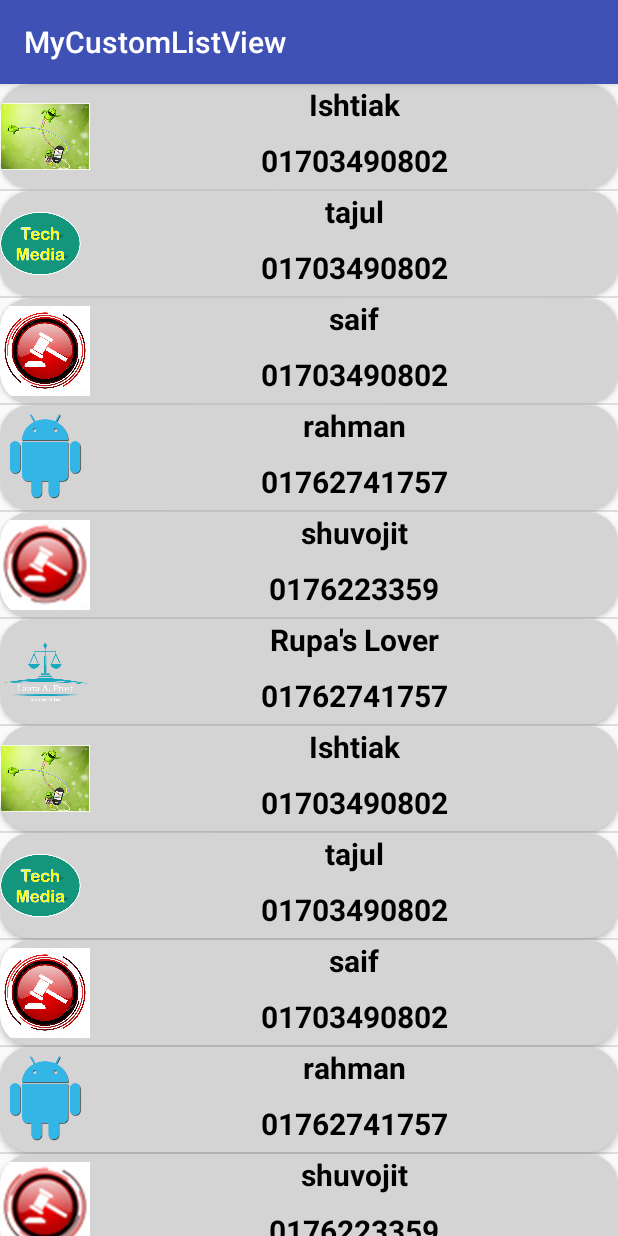
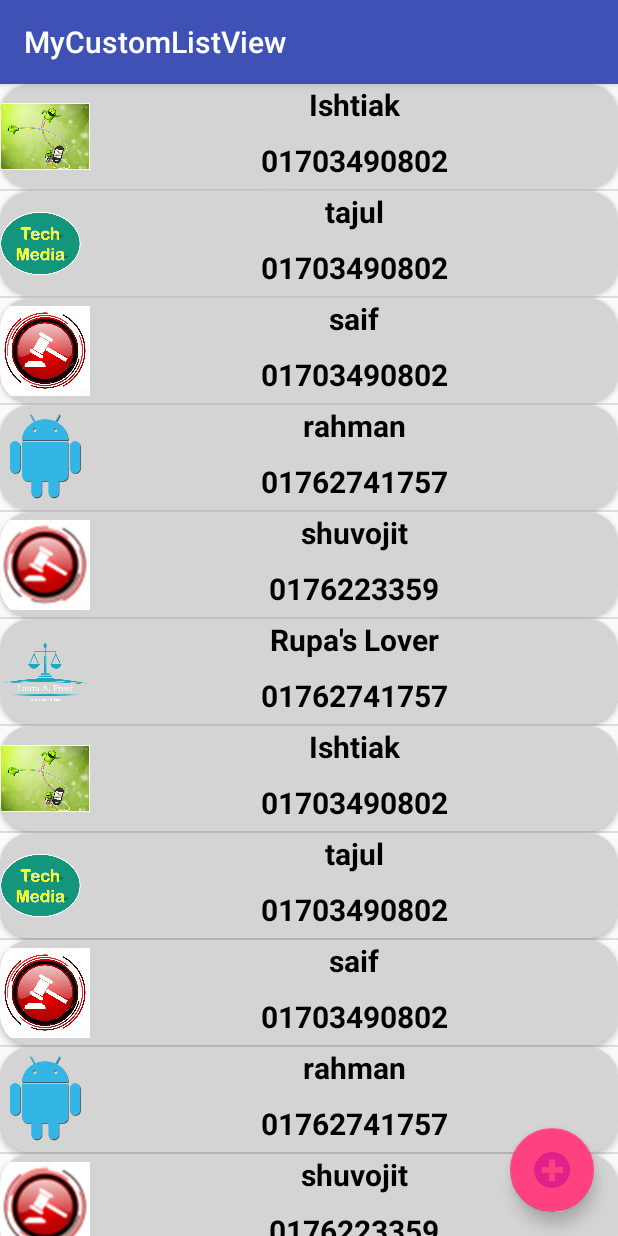
Before and after one commit to Ishtiakur/MyCustomListView, an Android app: the screen it shows after launch (MainActivity), on a phone screen of 412 x 824 dp. Run offline under Robolectric (Android 15) with nearby library versions, the phone set to English and light mode, and no system bars.

Commit message:
this update for floating action button

```diff
--- a/app/src/main/java/com/example/ishtiak/mycustomlistview/MainActivity.java
+++ b/app/src/main/java/com/example/ishtiak/mycustomlistview/MainActivity.java
@@ -3,9 +3,12 @@ package com.example.ishtiak.mycustomlistview;
 import android.content.Context;
 import android.content.DialogInterface;
 import android.content.Intent;
+import android.support.design.widget.FloatingActionButton;
+import android.support.design.widget.Snackbar;
 import android.support.v7.app.AlertDialog;
 import android.support.v7.app.AppCompatActivity;
 import android.os.Bundle;
+import android.support.v7.widget.Toolbar;
 import android.view.View;
 import android.widget.AdapterView;
 import android.widget.ArrayAdapter;
@@ -43,6 +46,17 @@ public class MainActivity extends AppCompatActivity {
         super.onCreate(savedInstanceState);
         setContentView(R.layout.activity_main);
         final ListView listView = (ListView) findViewById(R.id.lv);
+
+
+        //for folating action bar
+        FloatingActionButton fab = (FloatingActionButton) findViewById(R.id.fab);
+        fab.setOnClickListener(new View.OnClickListener() {
+            @Override
+            public void onClick(View v) {
+
+            }
+        });
+
         context = this;
 
         //to increase array item
--- a/app/src/main/res/layout/activity_main.xml
+++ b/app/src/main/res/layout/activity_main.xml
@@ -1,5 +1,5 @@
 <?xml version="1.0" encoding="utf-8"?>
-<LinearLayout xmlns:android="http://schemas.android.com/apk/res/android"
+<android.support.design.widget.CoordinatorLayout xmlns:android="http://schemas.android.com/apk/res/android"
     xmlns:app="http://schemas.android.com/apk/res-auto"
     xmlns:tools="http://schemas.android.com/tools"
     android:layout_width="match_parent"
@@ -11,4 +11,12 @@
         android:id="@+id/lv"
         android:layout_width="match_parent"
         android:layout_height="match_parent" />
-</LinearLayout>
+    <android.support.design.widget.FloatingActionButton
+        android:id="@+id/fab"
+        android:layout_width="wrap_content"
+        android:layout_height="wrap_content"
+        android:layout_gravity="bottom|end"
+        android:layout_margin="16dp"
+        android:background="#fff"
+        app:srcCompat="@drawable/plus" />
+</android.support.design.widget.CoordinatorLayout>
```
Also changed, not shown: app/src/main/res/drawable/plus.png (added).
